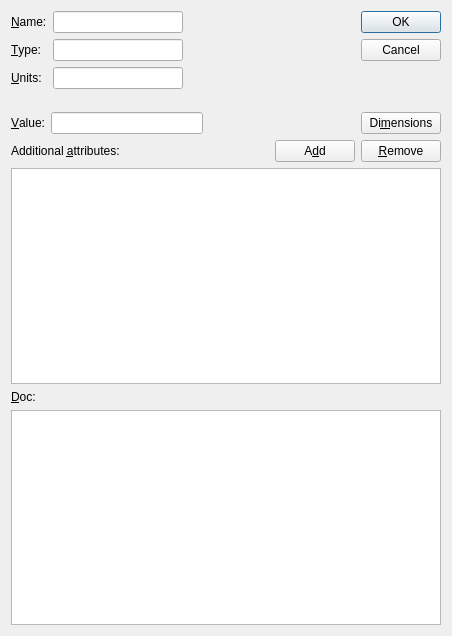
Above: ndtsconfigtool/fielddlg.ui from jkotan/nexdatas.configtool before the change. Below: the same form after it.
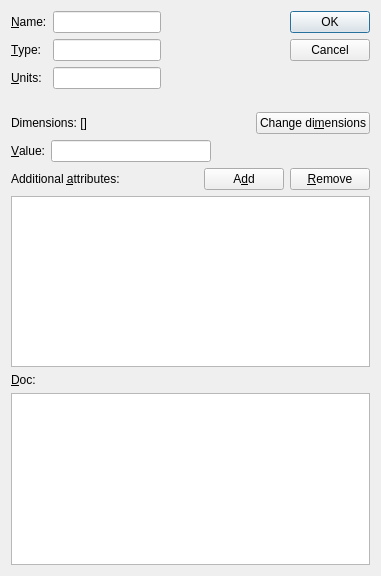
That is the form after the change.

Commit message: adding support for previously added dimensions

What changed in the file:
```diff
--- a/ndtsconfigtool/fielddlg.ui
+++ b/ndtsconfigtool/fielddlg.ui
@@ -6,8 +6,8 @@
    <rect>
     <x>0</x>
     <y>0</y>
-    <width>452</width>
-    <height>636</height>
+    <width>381</width>
+    <height>576</height>
    </rect>
   </property>
   <property name="minimumSize">
@@ -107,6 +107,43 @@
        </item>
       </layout>
      </item>
+     <item>
+      <layout class="QHBoxLayout" name="horizontalLayout_4">
+       <item>
+        <widget class="QLabel" name="dimLabel">
+         <property name="text">
+          <string>Dimensions: []</string>
+         </property>
+        </widget>
+       </item>
+       <item>
+        <spacer name="horizontalSpacer_3">
+         <property name="orientation">
+          <enum>Qt::Horizontal</enum>
+         </property>
+         <property name="sizeHint" stdset="0">
+          <size>
+           <width>40</width>
+           <height>20</height>
+          </size>
+         </property>
+        </spacer>
+       </item>
+       <item>
+        <widget class="QPushButton" name="dimPushButton">
+         <property name="sizePolicy">
+          <sizepolicy hsizetype="Fixed" vsizetype="Fixed">
+           <horstretch>0</horstretch>
+           <verstretch>0</verstretch>
+          </sizepolicy>
+         </property>
+         <property name="text">
+          <string>Change di&amp;mensions</string>
+         </property>
+        </widget>
+       </item>
+      </layout>
+     </item>
      <item>
       <layout class="QHBoxLayout" name="horizontalLayout">
        <item>
@@ -135,13 +172,6 @@
          </property>
         </spacer>
        </item>
-       <item>
-        <widget class="QPushButton" name="dimPushButton">
-         <property name="text">
-          <string>Di&amp;mensions</string>
-         </property>
-        </widget>
-       </item>
       </layout>
      </item>
      <item>
```
Left out of the diff: 3 changed lines with no effect on the pictures. The commit also changes 2 other files.
